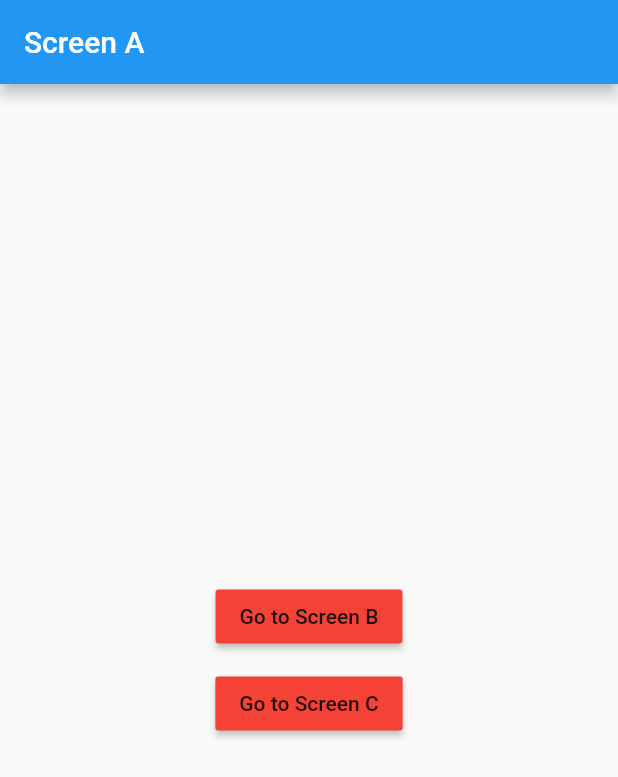
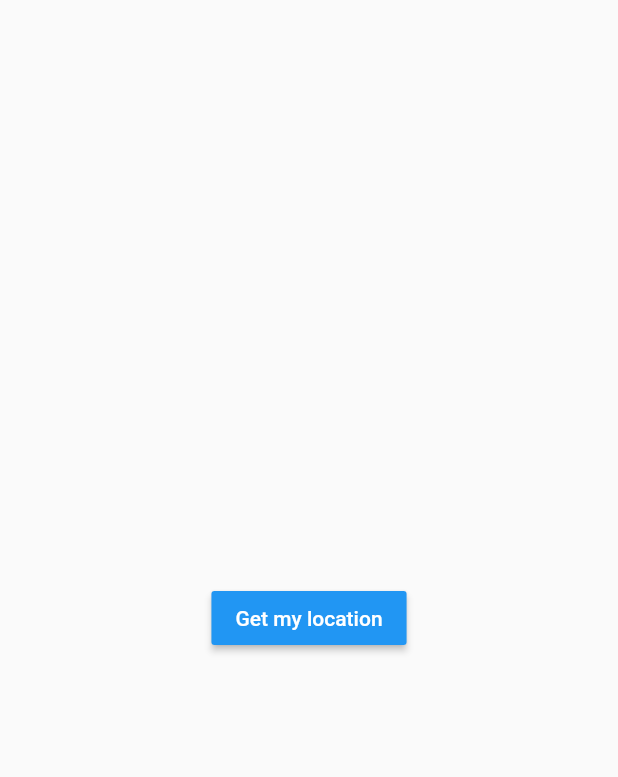
Before and after one commit to s11verz/weather_app, a Flutter app: the screen it shows after launch, on a phone screen of 412 x 824 dp. Shown: the top 777 px of the screen. Run offline on Flutter 3.47's test engine with Material 2 defaults, Android fonts, the phone set to English and light mode, and no system bars.

Commit message:
loaing page

```diff
--- a/lib/main.dart
+++ b/lib/main.dart
@@ -1,8 +1,7 @@
 // ignore_for_file: prefer_const_constructors
 import 'package:flutter/material.dart';
-import 'package:weather_app/screen_a.dart';
-import 'package:weather_app/screen_b.dart';
-import 'package:weather_app/screen_c.dart';
+import 'package:weather_app/screens/loading.dart';
+
 
 
 void main() {
@@ -17,12 +16,7 @@ class MyApp extends StatelessWidget {
       theme: ThemeData(
         primarySwatch: Colors.blue,
       ),
-      initialRoute: '/',
-      routes: {
-        '/' : (context) => ScreenA(),
-        '/b' : (context) => ScreenB(),
-        '/c' : (context) => ScreenC(),
-      },
+      home: Loading(),
     );
   }
 }
--- a/lib/screen_a.dart
+++ /dev/null
@@ -1,39 +0,0 @@
-// ignore_for_file: prefer_const_constructors
-import 'package:flutter/material.dart';
-
-class ScreenA extends StatelessWidget {
-  const ScreenA({Key? key}) : super(key: key);
-
-  @override
-  Widget build(BuildContext context) {
-    return Scaffold(
-      appBar: AppBar(
-        title: Text('Screen A'),
-      ),
-      body: Center(
-        child: Column(
-          mainAxisAlignment: MainAxisAlignment.center,
-          children: [
-            RaisedButton(
-                color: Colors.red,
-                child: Text('Go to Screen B'),
-                onPressed: (){
-                  Navigator.pushNamed(context, '/b');
-                }
-                ),
-            SizedBox(
-              height: 10.0,
-            ),
-            RaisedButton(
-                color: Colors.red,
-                child: Text('Go to Screen C'),
-                onPressed: (){
-                  Navigator.pushNamed(context, '/c');
-                }
-            ),
-          ],
-        ),
-      ),
-    );
-  }
-}
--- /dev/null
+++ b/lib/screens/loading.dart
@@ -0,0 +1,29 @@
+// ignore_for_file: prefer_const_constructors
+import 'package:flutter/material.dart';
+
+class Loading extends StatefulWidget {
+  const Loading({Key? key}) : super(key: key);
+
+  @override
+  _LoadingState createState() => _LoadingState();
+}
+
+class _LoadingState extends State<Loading> {
+  @override
+  Widget build(BuildContext context) {
+    return Scaffold(
+      body: Center(
+        child: RaisedButton(
+          onPressed: (){
+
+          },
+          child: Text('Get my location',
+          style: TextStyle(
+            color: Colors.white
+          ),),
+          color: Colors.blue,
+        ),
+      ),
+    );
+  }
+}
```
Also changed, not shown: lib/screen_b.dart (deleted, +0 -22 lines), lib/screen_c.dart (deleted, +0 -23 lines).
